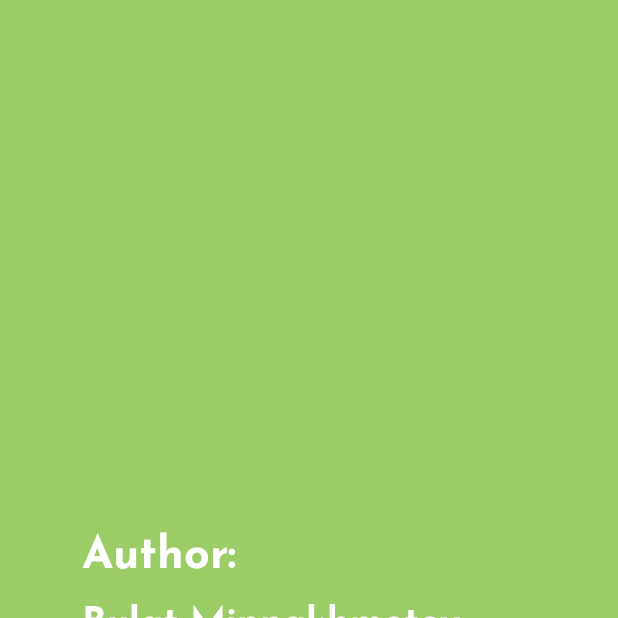
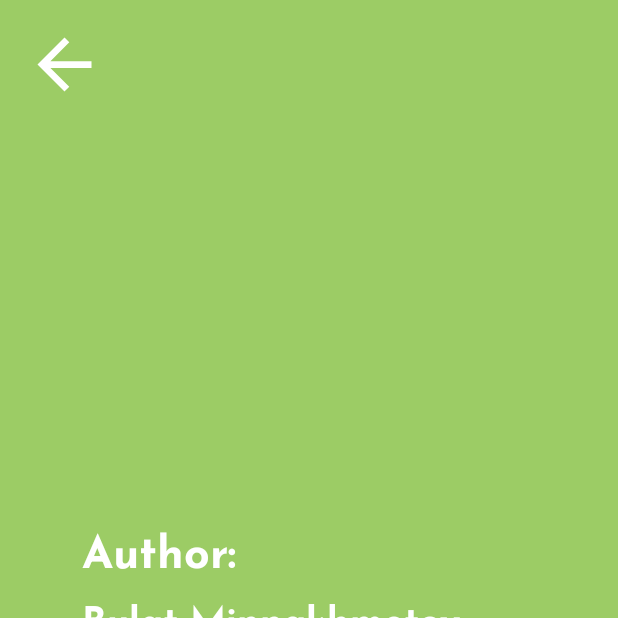
Before and after one commit to Minnakhmetov/NumberGame, an Android app: the screen it shows after launch (MainActivity), after a tap on "ABOUT", on a phone screen of 412 x 824 dp, the top half of it. Run offline under Robolectric (Android 15) with nearby library versions, the light colour scheme and no system bars; our stand-ins replace Timber; Roboto replaces fonts that are not available here.

Commit message:
Added back button to MainActivity so it appears on every screen except MainMenuFragment and ResultsFragment

```diff
--- a/app/src/main/java/com/example/numbergame/GameFragment.kt
+++ b/app/src/main/java/com/example/numbergame/GameFragment.kt
@@ -66,10 +66,6 @@ class GameFragment : Fragment() {
             }
         })
 
-        binding.backButton.setOnClickListener {
-            findNavController().navigateUp()
-        }
-
         viewModel.mistake.observe(viewLifecycleOwner, Observer {
             if (it)
                 checkIfMistakeAndShowFrame()
--- a/app/src/main/java/com/example/numbergame/MainActivity.kt
+++ b/app/src/main/java/com/example/numbergame/MainActivity.kt
@@ -3,11 +3,28 @@ package com.example.numbergame
 import androidx.appcompat.app.AppCompatActivity
 import android.os.Bundle
 import android.view.View
+import android.widget.ImageView
+import androidx.navigation.findNavController
 
 class MainActivity : AppCompatActivity() {
     override fun onCreate(savedInstanceState: Bundle?) {
         super.onCreate(savedInstanceState)
         setContentView(R.layout.activity_main)
+
+        val navController = findNavController(R.id.nav_host_fragment)
+        val backButton = findViewById<ImageView>(R.id.back_button)
+
+        navController.addOnDestinationChangedListener { _, destination, _ ->
+            backButton.visibility = when (destination.id) {
+                R.id.mainMenuFragment -> View.INVISIBLE
+                R.id.resultsFragment -> View.INVISIBLE
+                else -> View.VISIBLE
+            }
+        }
+
+        backButton.setOnClickListener {
+            navController.navigateUp()
+        }
     }
 
     override fun onStart() {
--- a/app/src/main/res/layout/activity_main.xml
+++ b/app/src/main/res/layout/activity_main.xml
@@ -6,12 +6,24 @@
     android:layout_height="match_parent"
     tools:context=".MainActivity">
 
-    <androidx.fragment.app.FragmentContainerView
+    <ImageView
+        android:id="@+id/back_button"
+        android:layout_width="@dimen/back_button_side"
+        android:layout_height="@dimen/back_button_side"
+        android:layout_margin="@dimen/margin_from_screen_edge"
+        android:padding="@dimen/spacing_small"
+        android:tint="@android:color/white"
+        app:layout_constraintStart_toStartOf="parent"
+        app:layout_constraintTop_toTopOf="parent"
+        app:srcCompat="@drawable/ic_arrow_back" />
+
+    <fragment
         android:name="androidx.navigation.fragment.NavHostFragment"
         android:layout_width="match_parent"
         android:layout_height="match_parent"
         app:defaultNavHost="true"
         android:id="@+id/nav_host_fragment"
-        app:navGraph="@navigation/navigation" />
+        app:navGraph="@navigation/navigation"
+        tools:layout="@layout/fragment_game"/>
 
 </androidx.constraintlayout.widget.ConstraintLayout>
--- a/app/src/main/res/values/dimens.xml
+++ b/app/src/main/res/values/dimens.xml
@@ -4,4 +4,5 @@
     <dimen name="spacing_small">8dp</dimen>
     <dimen name="spacing_normal">16dp</dimen>
     <dimen name="back_button_side">70dp</dimen>
+    <dimen name="margin_from_screen_edge">@dimen/spacing_small</dimen>
 </resources>
```
Also changed, not shown: app/src/main/res/layout/fragment_game.xml (+1 -14 lines).
